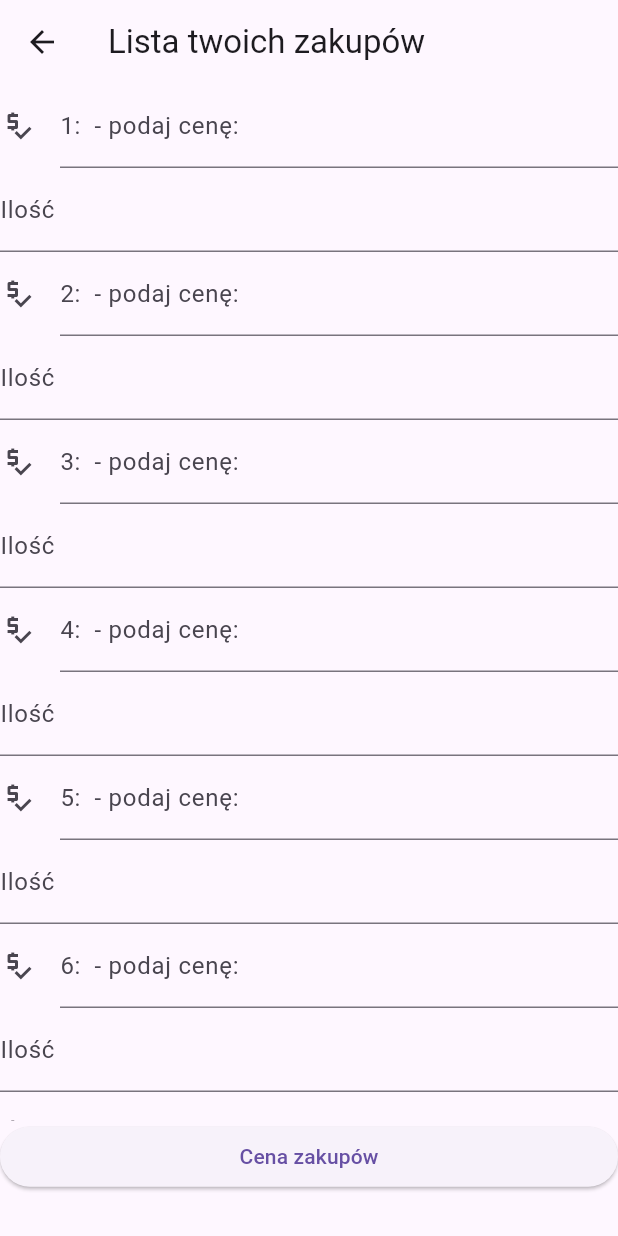
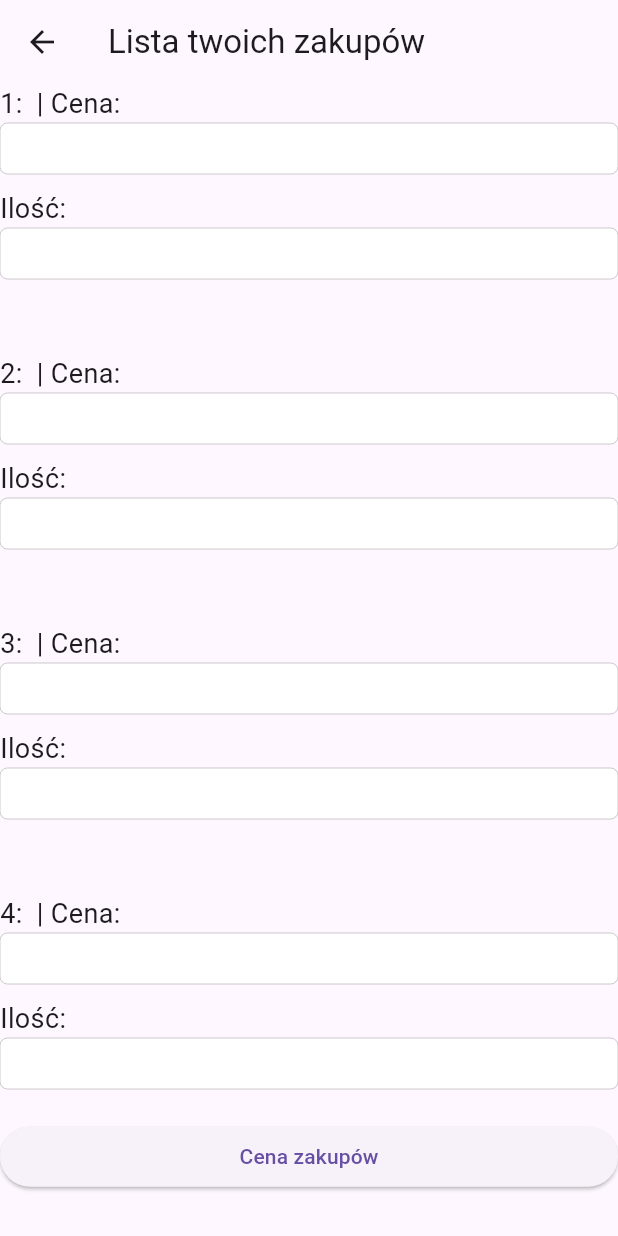
Before and after one commit to KacperKarolJanicki/Lista-Zakup-w, a Flutter app: the screen it shows after launch, after a tap on "Twoja lista", on a phone screen of 412 x 824 dp. Run offline on Flutter 3.47's test engine with Material 3 defaults, Android fonts, the phone set to English and light mode, and no system bars; our stand-ins replace shared_preferences.

Commit message:
[TextField -> CupertinoTextField] [-Reset_Values();]

```diff
--- a/lib/My_Price_Input.dart
+++ b/lib/My_Price_Input.dart
@@ -34,30 +34,3 @@ double final_price_10 = 0;
 
 
 double final_final_price = 0;
-
-void Reset_Values() {
-
-  price_1 = 0;
-  price_2 = 0;
-  price_3 = 0;
-  price_4 = 0;
-  price_5 = 0;
-  price_6 = 0;
-  price_7 = 0;
-  price_8 = 0;
-  price_9 = 0;
-  price_10 = 0;
-
-
-  stock_1 = 1;
-  stock_2 = 1;
-  stock_3 = 1;
-  stock_4 = 1;
-  stock_5 = 1;
-  stock_6 = 1;
-  stock_7 = 1;
-  stock_8 = 1;
-  stock_9 = 1;
-  stock_10 = 1;
-
-}
--- a/lib/main.dart
+++ b/lib/main.dart
@@ -1,3 +1,5 @@
+import 'dart:ui';
+
 import 'package:flutter/cupertino.dart';
 import 'package:flutter/material.dart';
 import 'package:flutter/services.dart';
@@ -6,11 +8,11 @@ import 'My_List_Output.dart';
 import 'My_Price_Input.dart';
 
 void main() {
-  runApp(const MyApp());
+  runApp(const MyShoppingListApp());
 }
 
-class MyApp extends StatelessWidget {
-  const MyApp({super.key});
+class MyShoppingListApp extends StatelessWidget {
+  const MyShoppingListApp({super.key});
   Widget build(BuildContext context) {
     return MaterialApp(
       home: MainPage(),
@@ -41,113 +43,112 @@ class _MainPage extends State<MainPage> {
             ListView(
               children:[
                 //Article 1
-                SizedBox(height:30),
-                TextField(
-                  decoration:
-                  InputDecoration(
-                      label: Text('Artykuł 1',
-                        style: TextStyle(fontSize: 20),),
-                  icon: Icon(Icons.add_shopping_cart)),
+
+                Text('Artykuł 1', textAlign: TextAlign.center, style: TextStyle(fontSize: 20)),
+                SizedBox(height: 15),
+                CupertinoTextField(
                   onChanged: (String art) async {
                 final prefs = await SharedPreferences.getInstance();
                 prefs.setString('my_art_1', art);
           },
           ),
+
                 //Article 2
-                SizedBox(height:30),
-                TextField(
-                    decoration: InputDecoration(
-                        label: Text('Artykuł 2', style: TextStyle(fontSize: 20)),
-                        icon: Icon(Icons.add_shopping_cart)),
+                SizedBox(height: 10),
+                Text('Artykuł 2', textAlign: TextAlign.center, style: TextStyle(fontSize: 20)),
+                SizedBox(height: 15),
+                CupertinoTextField(
                     onChanged: (String art) async {
                 final prefs = await SharedPreferences.getInstance();
                 prefs.setString('my_art_2', art);
               },
                 ),
+
                 //Article 3
-                SizedBox(height:30),
-                TextField(
-                    decoration: InputDecoration(
-                        label: Text('Artykuł 3', style: TextStyle(fontSize: 20)),
-                        icon: Icon(Icons.add_shopping_cart)),
+                SizedBox(height: 10),
+                Text('Artykuł 3', textAlign: TextAlign.center, style: TextStyle(fontSize: 20)),
+                SizedBox(height: 15),
+                CupertinoTextField(
                     onChanged: (String art) async {
                 final prefs = await SharedPreferences.getInstance();
                 prefs.setString('my_art_3', art);},
                 ),
                 //Article 4
-                SizedBox(height:30),
-                TextField(
-                  decoration:
-                  InputDecoration(
-                      label: Text('Artykuł 4',
-                        style: TextStyle(fontSize: 20),),
-                      icon: Icon(Icons.add_shopping_cart)),
+
+                SizedBox(height: 10),
+                Text('Artykuł 4', textAlign: TextAlign.center, style: TextStyle(fontSize: 20)),
+                SizedBox(height: 15),
+                CupertinoTextField(
                   onChanged: (String art) async {
                     final prefs = await SharedPreferences.getInstance();
                     prefs.setString('my_art_4', art);
                   },
                 ),
+
                 //Article 5
-                SizedBox(height:30),
-                TextField(
-                  decoration: InputDecoration(
-                      label: Text('Artykuł 5', style: TextStyle(fontSize: 20)),
-                      icon: Icon(Icons.add_shopping_cart)),
+
+                SizedBox(height: 10),
+                Text('Artykuł 5', textAlign: TextAlign.center, style: TextStyle(fontSize: 20)),
+                SizedBox(height: 15),
+                CupertinoTextField(
                   onChanged: (String art) async {
                     final prefs = await SharedPreferences.getInstance();
                     prefs.setString('my_art_5', art);
                   },
                 ),
+
                 //Article 6
-                SizedBox(height:30),
-                TextField(
-                  decoration: InputDecoration(
-                      label: Text('Artykuł 6', style: TextStyle(fontSize: 20)),
-                      icon: Icon(Icons.add_shopping_cart)),
+
+                SizedBox(height: 10),
+                Text('Artykuł 6', textAlign: TextAlign.center, style: TextStyle(fontSize: 20)),
+                SizedBox(height: 15),
+                CupertinoTextField(
                   onChanged: (String art) async {
                     final prefs = await SharedPreferences.getInstance();
                     prefs.setString('my_art_6', art);},
                 ),
+
                 //Article 7
-                SizedBox(height:30),
-                TextField(
-                  decoration:
-                  InputDecoration(
-                      label: Text('Artykuł 7',
-                        style: TextStyle(fontSize: 20),),
-                      icon: Icon(Icons.add_shopping_cart)),
+
+                SizedBox(height: 10),
+                Text('Artykuł 7', textAlign: TextAlign.center, style: TextStyle(fontSize: 20)),
+                SizedBox(height: 15),
+                CupertinoTextField(
                   onChanged: (String art) async {
                     final prefs = await SharedPreferences.getInstance();
                     prefs.setString('my_art_7', art);
                   },
                 ),
+
                 //Article 8
-                SizedBox(height:30),
-                TextField(
-                  decoration: InputDecoration(
-                      label: Text('Artykuł 8', style: TextStyle(fontSize: 20)),
-                      icon: Icon(Icons.add_shopping_cart)),
+
+                SizedBox(height: 10),
+                Text('Artykuł 8', textAlign: TextAlign.center, style: TextStyle(fontSize: 20)),
+                SizedBox(height: 15),
+                CupertinoTextField(
                   onChanged: (String art) async {
                     final prefs = await SharedPreferences.getInstance();
                     prefs.setString('my_art_8', art);
                   },
                 ),
+
                 //Article 9
-                SizedBox(height:30),
-                TextField(
-                  decoration: InputDecoration(
-                      label: Text('Artykuł 9', style: TextStyle(fontSize: 20)),
-                      icon: Icon(Icons.add_shopping_cart)),
+
+                SizedBox(height: 10),
+                Text('Artykuł 9', textAlign: TextAlign.center, style: TextStyle(fontSize: 20)),
+                SizedBox(height: 15),
+                CupertinoTextField(
                   onChanged: (String art) async {
                     final prefs = await SharedPreferences.getInstance();
                     prefs.setString('my_art_9', art);},
                 ),
+
                 //Article 10
-                SizedBox(height:30),
-                TextField(
-                  decoration: InputDecoration(
-                      label: Text('Artykuł 10', style: TextStyle(fontSize: 20)),
-                      icon: Icon(Icons.add_shopping_cart)),
+
+                SizedBox(height: 10),
+                Text('Artykuł 10', textAlign: TextAlign.center, style: TextStyle(fontSize: 20)),
+                SizedBox(height: 15),
+                CupertinoTextField(
                   onChanged: (String art) async {
                     final prefs = await SharedPreferences.getInstance();
                     prefs.setString('my_art_10', art);},
@@ -172,11 +173,10 @@ class _MainPage extends State<MainPage> {
                             ListView(
                           children:[
                             //Article_1
-                            TextField(
+
+                            Text('1: $Article_1 | Cena:', style: TextStyle(fontSize: 18), ),
+                            CupertinoTextField(
                               keyboardType: TextInputType.numberWithOptions(signed: true),
-                              decoration: InputDecoration(
-                                  label: Text('1: $Article_1 - podaj cenę:'),
-                                  icon:Icon(Icons.price_check)),
                               onChanged: (input_1){
                                 if (input_1 != null && input_1.isNotEmpty) {
                                   var price_a = double.parse(input_1);
@@ -185,9 +185,10 @@ class _MainPage extends State<MainPage> {
                                 } else price_1 = 0;
                               },
                             ),
-                            TextField(
+                            SizedBox(height: 10),
+                            Text('Ilość:', style: TextStyle(fontSize: 18)),
+                            CupertinoTextField(
                               keyboardType: TextInputType.number,
-                              decoration: InputDecoration(label: Text('Ilość')),
                               onChanged: (input_2){
                                 if (input_2 != null && input_2.isNotEmpty) {
                                   var stock_a = int.parse(input_2);
@@ -195,14 +196,14 @@ class _MainPage extends State<MainPage> {
                                   stock_1 = stock_a;
                                 } else stock_1 = 1;
                               },
-                              textInputAction: TextInputAction.next,
                             ),
+                            SizedBox(height: 50),
+
                             //Article_2
-                            TextField(
+
+                            Text('2: $Article_2 | Cena:', style: TextStyle(fontSize: 18), ),
+                            CupertinoTextField(
                               keyboardType: TextInputType.numberWithOptions(signed: true),
-                              decoration: InputDecoration(
-                                  label: Text('2: $Article_2 - podaj cenę:'),
-                                  icon:Icon(Icons.price_check)),
                               onChanged: (input_1){
                                 if (input_1 != null && input_1.isNotEmpty) {
                                   var price_a = double.parse(input_1);
@@ -211,9 +212,10 @@ class _MainPage extends State<MainPage> {
                                 } else price_2 = 0;
                               },
                             ),
-                            TextField(
+                            SizedBox(height: 10),
+                            Text('Ilość:', style: TextStyle(fontSize: 18)),
+                            CupertinoTextField(
                               keyboardType: TextInputType.number,
-                              decoration: InputDecoration(label: Text('Ilość')),
                               onChanged: (input_2){
                                 if (input_2 != null && input_2.isNotEmpty) {
                                   var stock_a = int.parse(input_2);
@@ -221,14 +223,14 @@ class _MainPage extends State<MainPage> {
                                   stock_2 = stock_a;
                                 } else stock_2 = 1;
                               },
-                              textInputAction: TextInputAction.next,
                             ),
+                            SizedBox(height: 50),
+
                             //Article_3
-                            TextField(
+
+                            Text('3: $Article_3 | Cena:', style: TextStyle(fontSize: 18), ),
+                            CupertinoTextField(
                               keyboardType: TextInputType.numberWithOptions(signed: true),
-                              decoration: InputDecoration(
-                                  label: Text('3: $Article_3 - podaj cenę:'),
-                                  icon:Icon(Icons.price_check)),
                               onChanged: (input_1){
                                 if (input_1 != null && input_1.isNotEmpty) {
                                   var price_a = double.parse(input_1);
@@ -237,9 +239,10 @@ class _MainPage extends State<MainPage> {
                                 } else price_3 = 0;
                               },
                             ),
-                            TextField(
+                            SizedBox(height: 10),
+                            Text('Ilość:', style: TextStyle(fontSize: 18)),
+                            CupertinoTextField(
                               keyboardType: TextInputType.number,
-                              decoration: InputDecoration(label: Text('Ilość')),
                               onChanged: (input_2){
                                 if (input_2 != null && input_2.isNotEmpty) {
                                   var stock_a = int.parse(input_2);
@@ -247,14 +250,13 @@ class _MainPage extends State<MainPage> {
                                   stock_3 = stock_a;
                                 } else stock_3 = 1;
                               },
-                              textInputAction: TextInputAction.next,
                             ),
+                            SizedBox(height: 50),
+
                             //Article_4
-                            TextField(
+                            Text('4: $Article_4 | Cena:', style: TextStyle(fontSize: 18), ),
+                            CupertinoTextField(
                               keyboardType: TextInputType.numberWithOptions(signed: true),
-                              decoration: InputDecoration(
-                                  label: Text('4: $Article_4 - podaj cenę:'),
-                                  icon:Icon(Icons.price_check)),
                               onChanged: (input_1){
                                 if (input_1 != null && input_1.isNotEmpty) {
                                   var price_a = double.parse(input_1);
@@ -263,9 +265,10 @@ class _MainPage extends State<MainPage> {
                                 } else price_4 = 0;
                               },
                             ),
-                            TextField(
+                            SizedBox(height: 10),
+                            Text('Ilość:', style: TextStyle(fontSize: 18)),
+                            CupertinoTextField(
                               keyboardType: TextInputType.number,
-                              decoration: InputDecoration(label: Text('Ilość')),
                               onChanged: (input_2){
                                 if (input_2 != null && input_2.isNotEmpty) {
                                   var stock_a = int.parse(input_2);
@@ -273,14 +276,14 @@ class _MainPage extends State<MainPage> {
                                   stock_4 = stock_a;
                                 } else stock_4 = 1;
                               },
-                              textInputAction: TextInputAction.next,
                             ),
+                            SizedBox(height: 50),
+
                             //Article_5
-                            TextField(
+
+                            Text('5: $Article_5 | Cena:', style: TextStyle(fontSize: 18), ),
+                            CupertinoTextField(
                               keyboardType: TextInputType.numberWithOptions(signed: true),
-                              decoration: InputDecoration(
-                                  label: Text('5: $Article_5 - podaj cenę:'),
-                                  icon:Icon(Icons.price_check)),
                               onChanged: (input_1){
                                 if (input_1 != null && input_1.isNotEmpty) {
                                   var price_a = double.parse(input_1);
@@ -289,9 +292,10 @@ class _MainPage extends State<MainPage> {
                                 } else price_5 = 0;
                               },
                             ),
-                            TextField(
+                            SizedBox(height: 10),
+                            Text('Ilość:', style: TextStyle(fontSize: 18)),
+                            CupertinoTextField(
                               keyboardType: TextInputType.number,
-                              decoration: InputDecoration(label: Text('Ilość')),
                               onChanged: (input_2){
                                 if (input_2 != null && input_2.isNotEmpty) {
                                   var stock_a = int.parse(input_2);
@@ -299,14 +303,14 @@ class _MainPage extends State<MainPage> {
                                   stock_5 = stock_a;
                                 } else stock_5 = 1;
                               },
-                              textInputAction: TextInputAction.next,
                             ),
+                            SizedBox(height: 50),
+
                             //Article_6
-                            TextField(
+
+                            Text('6: $Article_6 | Cena:', style: TextStyle(fontSize: 18), ),
+                            CupertinoTextField(
                               keyboardType: TextInputType.numberWithOptions(signed: true),
-                              decoration: InputDecoration(
-                                  label: Text('6: $Article_6 - podaj cenę:'),
-                                  icon:Icon(Icons.price_check)),
                               onChanged: (input_1){
                                 if (input_1 != null && input_1.isNotEmpty) {
                                   var price_a = double.parse(input_1);
@@ -315,9 +319,10 @@ class _MainPage extends State<MainPage> {
                                 } else price_6 = 0;
                               },
                             ),
-                            TextField(
+                            SizedBox(height: 10),
+                            Text('Ilość:', style: TextStyle(fontSize: 18)),
+                            CupertinoTextField(
                               keyboardType: TextInputType.number,
-                              decoration: InputDecoration(label: Text('Ilość')),
                               onChanged: (input_2){
                                 if (input_2 != null && input_2.isNotEmpty) {
                                   var stock_a = int.parse(input_2);
@@ -325,14 +330,14 @@ class _MainPage extends State<MainPage> {
                                   stock_6 = stock_a;
                                 } else stock_6 = 1;
                               },
-                              textInputAction: TextInputAction.next,
                             ),
+                            SizedBox(height: 50),
+
                             //Article_7
-                            TextField(
+
+                            Text('7: $Article_7 | Cena:', style: TextStyle(fontSize: 18), ),
+                            CupertinoTextField(
                               keyboardType: TextInputType.numberWithOptions(signed: true),
-                              decoration: InputDecoration(
-                                  label: Text('7: $Article_7 - podaj cenę:'),
-                                  icon:Icon(Icons.price_check)),
                               onChanged: (input_1){
                                 if (input_1 != null && input_1.isNotEmpty) {
                                   var price_a = double.parse(input_1);
@@ -341,9 +346,10 @@ class _MainPage extends State<MainPage> {
                                 } else price_7 = 0;
                               },
                             ),
-                            TextField(
+                            SizedBox(height: 10),
+                            Text('Ilość:', style: TextStyle(fontSize: 18)),
+                            CupertinoTextField(
                               keyboardType: TextInputType.number,
-                              decoration: InputDecoration(label: Text('Ilość')),
                               onChanged: (input_2){
                                 if (input_2 != null && input_2.isNotEmpty) {
                                   var stock_a = int.parse(input_2);
@@ -351,14 +357,14 @@ class _MainPage extends State<MainPage> {
                                   stock_7 = stock_a;
                                 } else stock_7 = 1;
                               },
-                              textInputAction: TextInputAction.next,
                             ),
+                            SizedBox(height: 50),
+
                             //Article_8
-                            TextField(
+
+                            Text('8: $Article_8 | Cena:', style: TextStyle(fontSize: 18), ),
+                            CupertinoTextField(
                               keyboardType: TextInputType.numberWithOptions(signed: true),
-                              decoration: InputDecoration(
-                                  label: Text('8: $Article_8 - podaj cenę:'),
-                                  icon:Icon(Icons.price_check)),
                               onChanged: (input_1){
                                 if (input_1 != null && input_1.isNotEmpty) {
                                   var price_a = double.parse(input_1);
@@ -367,9 +373,10 @@ class _MainPage extends State<MainPage> {
                                 } else price_8 = 0;
                               },
                             ),
-                            TextField(
+                            SizedBox(height: 10),
+                            Text('Ilość:', style: TextStyle(fontSize: 18)),
+                            CupertinoTextField(
                               keyboardType: TextInputType.number,
-                              decoration: InputDecoration(label: Text('Ilość')),
                               onChanged: (input_2){
                                 if (input_2 != null && input_2.isNotEmpty) {
                                   var stock_a = int.parse(input_2);
@@ -377,14 +384,14 @@ class _MainPage extends State<MainPage> {
                                   stock_8 = stock_a;
                                 } else stock_8 = 1;
                               },
-                              textInputAction: TextInputAction.next,
                             ),
+                            SizedBox(height: 50),
+
                             //Article_9
-                            TextField(
+
+                            Text('9: $Article_9 | Cena:', style: TextStyle(fontSize: 18), ),
+                            CupertinoTextField(
                               keyboardType: TextInputType.numberWithOptions(signed: true),
-                              decoration: InputDecoration(
-                                  label: Text('9: $Article_9 - podaj cenę:'),
-                                  icon:Icon(Icons.price_check)),
                               onChanged: (input_1){
                                 if (input_1 != null && input_1.isNotEmpty) {
                                   var price_a = double.parse(input_1);
@@ -393,9 +400,10 @@ class _MainPage extends State<MainPage> {
                                 } else price_9 = 0;
                               },
                             ),
-                            TextField(
+                            SizedBox(height: 10),
+                            Text('Ilość:', style: TextStyle(fontSize: 18)),
+                            CupertinoTextField(
                               keyboardType: TextInputType.number,
-                              decoration: InputDecoration(label: Text('Ilość')),
                               onChanged: (input_2){
                                 if (input_2 != null && input_2.isNotEmpty) {
                                   var stock_a = int.parse(input_2);
@@ -403,14 +411,13 @@ class _MainPage extends State<MainPage> {
                                   stock_9 = stock_a;
                                 } else stock_9 = 1;
                               },
-                              textInputAction: TextInputAction.next,
                             ),
+                            SizedBox(height: 50),
+
                             //Article_10
-                            TextField(
+                            Text('10: $Article_10 | Cena:', style: TextStyle(fontSize: 18), ),
+                            CupertinoTextField(
                               keyboardType: TextInputType.numberWithOptions(signed: true),
-                              decoration: InputDecoration(
-                                  label: Text('10: $Article_10 - podaj cenę:'),
-                                  icon:Icon(Icons.price_check)),
                               onChanged: (input_1){
                                 if (input_1 != null && input_1.isNotEmpty) {
                                   var price_a = double.parse(input_1);
@@ -418,10 +425,12 @@ class _MainPage extends State<MainPage> {
                                   price_10 = price_a;
                                 } else price_10 = 0;
                               },
+
                             ),
-                            TextField(
+                            SizedBox(height: 10),
+                            Text('Ilość:', style: TextStyle(fontSize: 18)),
+                            CupertinoTextField(
                               keyboardType: TextInputType.number,
-                              decoration: InputDecoration(label: Text('Ilość')),
                               onChanged: (input_2){
                                 if (input_2 != null && input_2.isNotEmpty) {
                                   var stock_a = int.parse(input_2);
@@ -461,7 +470,6 @@ class _MainPage extends State<MainPage> {
                                         )
                                     );
                                   });
-                              Reset_Values();
                             }, child: Text('Cena zakupów'))
                       ]),
                       ),],
```
Also changed, not shown: 8 other files.
